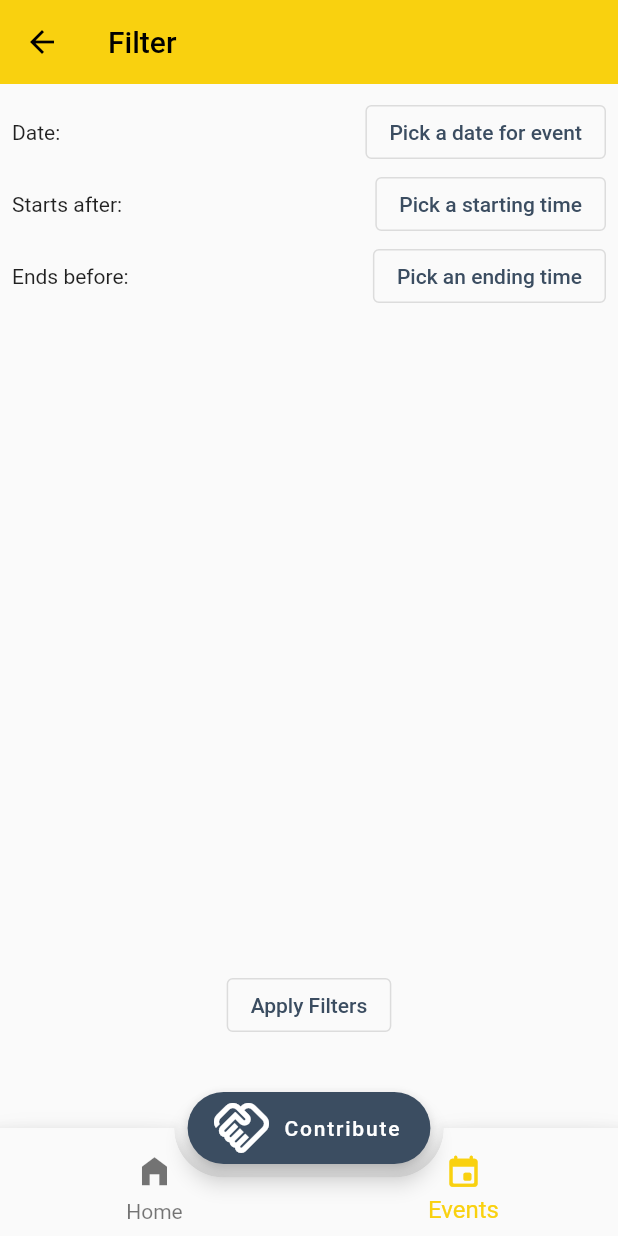
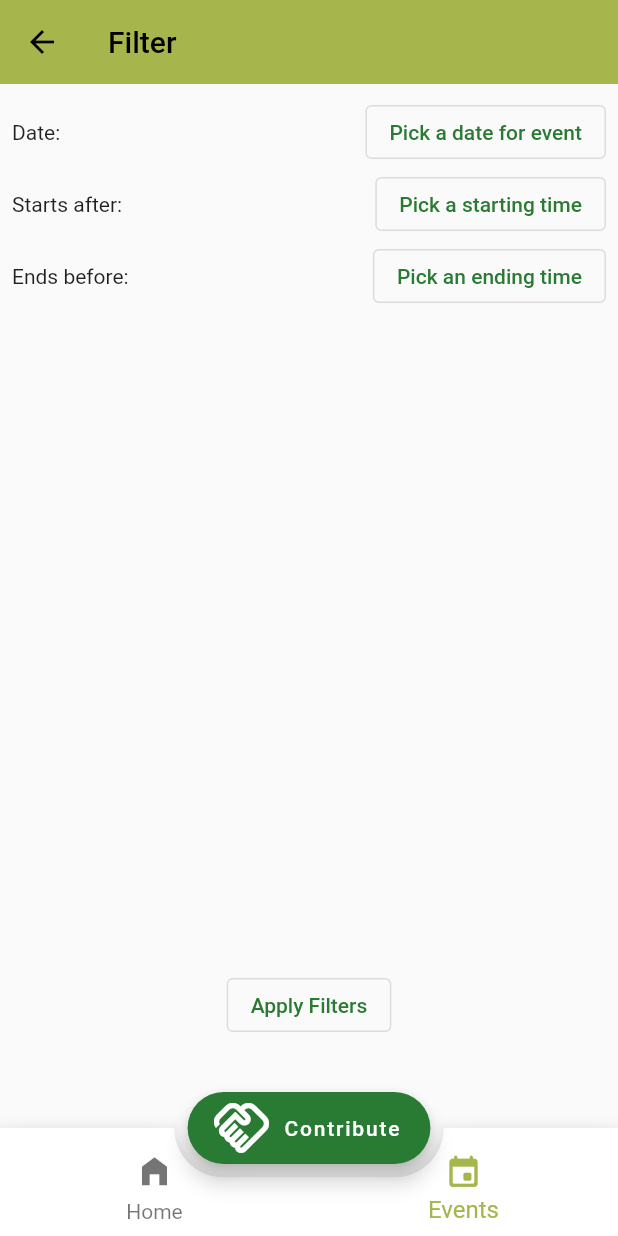
Before and after one commit to JakubOrlinskiUPM/Barriolympics, a Flutter app: the screen it shows after launch, item 2 of the bottom bar chosen, after a tap on the "filter alt" icon, on a phone screen of 412 x 824 dp. Run offline on Flutter 3.47's test engine with Material 2 defaults, Android fonts, the phone set to English and light mode, and no system bars; our stand-ins replace carousel_slider, file_picker, flutter_map, flutter_svg, im_stepper, latlong2 and 1 more; missing offline and left inert: osm_nominatim; network calls fail; Roboto replaces fonts that are missing (Narin).

Commit message:
Experiments with color schemes

```diff
--- a/lib/ui/components/event/event_item.dart
+++ b/lib/ui/components/event/event_item.dart
@@ -78,16 +78,6 @@ class _EventItemState extends State<EventItem> {
                           Text(getEventBanner(state)),
                           state.user.organisedEvents.contains(widget.event)
                               ? TextButton.icon(
-                                  style: ButtonStyle(
-                                    shape: MaterialStateProperty.all(
-                                      StadiumBorder(
-                                        side: BorderSide(
-                                            color: Colors.deepOrange),
-                                      ),
-                                    ),
-                                    backgroundColor:
-                                        MaterialStateProperty.all(Colors.white),
-                                  ),
                                   label: Text("Edit"),
                                   icon: Icon(Icons.edit),
                                   onPressed: () {
@@ -107,14 +97,13 @@ class _EventItemState extends State<EventItem> {
                               EdgeInsets.symmetric(vertical: 5, horizontal: 10),
                           child: Row(
                             crossAxisAlignment: CrossAxisAlignment.end,
-                            // mainAxisAlignment: MainAxisAlignment.spaceBetween,
                             children: [
                               Padding(
                                 padding: EdgeInsets.only(right: 5),
                                 child: Text(
                                   widget.event.name!,
-                                  style: const TextStyle(
-                                    color: Color(0xffff6900),
+                                  style: TextStyle(
+                                    color: Theme.of(context).colorScheme.primary,
                                     fontSize: 25.0,
                                   ),
                                 ),
--- a/lib/ui/components/invisible_expanded.dart
+++ b/lib/ui/components/invisible_expanded.dart
@@ -50,7 +50,8 @@ class _InvisibleExpandedHeaderState extends State<InvisibleExpandedHeader> {
     final FlexibleSpaceBarSettings? settings =
         context.dependOnInheritedWidgetOfExactType<FlexibleSpaceBarSettings>();
     if (settings != null) {
-      bool visible = settings.currentExtent > settings.maxExtent - settings.minExtent;
+      bool visible =
+          settings.currentExtent > (settings.maxExtent - settings.minExtent + 25);
       double minimum = settings.minExtent / settings.maxExtent;
       double opacity =
           min(settings.currentExtent, settings.maxExtent) / settings.maxExtent;
--- a/lib/ui/custom_theme.dart
+++ b/lib/ui/custom_theme.dart
@@ -1,7 +1,45 @@
 import 'package:flutter/material.dart';
 
-Color _primary = Color(0xfff9d10f);
-Color _secondary = Color(0xff3b4d61);
+// PINK -> BLUE
+// Color _primary = Color(0xffff9a8d);
+// Color _secondary = Color(0xff4a536b);
+// Color _thirdColor = Colors.white;
+// Color _onPrimary = Colors.black;
+// Color _onSecondary = Colors.white;
+
+// DARK BLUE -> DEEP ORANGE
+// Color _primary = Color(0xffd2601a);
+// Color _secondary = Color(0xff1d3c45);
+// Color _thirdColor = Colors.white;
+// Color _onPrimary = Colors.white;
+// Color _onSecondary = Colors.white;
+
+// GREEN -> ORANGE
+// Color _primary = Color(0xffd2601a);
+// Color _secondary = Color(0xff3a6b35);
+// Color _thirdColor = Colors.white;
+// Color _onPrimary = Colors.white;
+// Color _onSecondary = Colors.white;
+
+// GREEN -> BROWN
+// Color _primary = Color(0xff9e6111);
+// Color _secondary = Color(0xff587148);
+// Color _thirdColor = Colors.white;
+// Color _onPrimary = Colors.white;
+// Color _onSecondary = Colors.white;
+
+// analogous GREEN
+// Color _primary = Color(0xff2B6561);
+// Color _secondary = Color(0xff61CC89);
+// Color _thirdColor = Colors.white;
+// Color _onPrimary = Colors.white;
+// Color _onSecondary = Colors.black;
+
+Color _primary = Color(0xffa6b64d);
+Color _secondary = Color(0xff297A32);
+Color _thirdColor = Colors.white;
+Color _onPrimary = Colors.black;
+Color _onSecondary = Colors.white;
 
 ColorScheme _customColorScheme = ColorScheme(
   primary: _primary,
@@ -9,8 +47,8 @@ ColorScheme _customColorScheme = ColorScheme(
   surface: Colors.white,
   background: Color(0xffFFEBCC),
   error: Colors.red.shade100,
-  onPrimary: Colors.black,
-  onSecondary: Colors.white,
+  onPrimary: _onPrimary,
+  onSecondary: _onSecondary,
   onSurface: Colors.black,
   onBackground: Colors.black,
   onError: Colors.black,
@@ -22,6 +60,7 @@ class CustomTheme {
     return ThemeData(
       colorScheme: _customColorScheme,
       bottomNavigationBarTheme: BottomNavigationBarThemeData(
+        backgroundColor: _thirdColor,
         elevation: 0,
         selectedLabelStyle: TextStyle(fontSize: 16),
         unselectedLabelStyle: TextStyle(fontSize: 14),
@@ -58,7 +97,13 @@ class CustomTheme {
           ),
         ),
       ),
-      chipTheme: const ChipThemeData(),
+      chipTheme: ChipThemeData(
+        shape: StadiumBorder(side: BorderSide(color: _primary)),
+        backgroundColor: Colors.white,
+        selectedColor: _primary,
+        checkmarkColor: _onPrimary,
+        deleteIconColor: _onPrimary,
+      ),
 
       outlinedButtonTheme: OutlinedButtonThemeData(
         style: ButtonStyle(
@@ -77,8 +122,6 @@ class CustomTheme {
           ),
         ),
       ),
-
-
 
       // primaryColorLight: Color(0x000000),
       // primaryColorDark: Color(0x000000),
--- a/lib/ui/pages/events/events_page.dart
+++ b/lib/ui/pages/events/events_page.dart
@@ -68,9 +68,9 @@ class _EventsPageState extends State<EventsPage> {
           hoverElevation: 1.5,
           shape: StadiumBorder(
               side: BorderSide(
-                  color: Colors.deepOrange, width: 3)),
+                  color: Theme.of(context).colorScheme.primary, width: 3)),
           elevation: 1.5,
-          foregroundColor: Colors.deepOrange,
+          foregroundColor: Theme.of(context).colorScheme.secondary,
           onPressed: () {
             Navigator.push(
               context,
```
